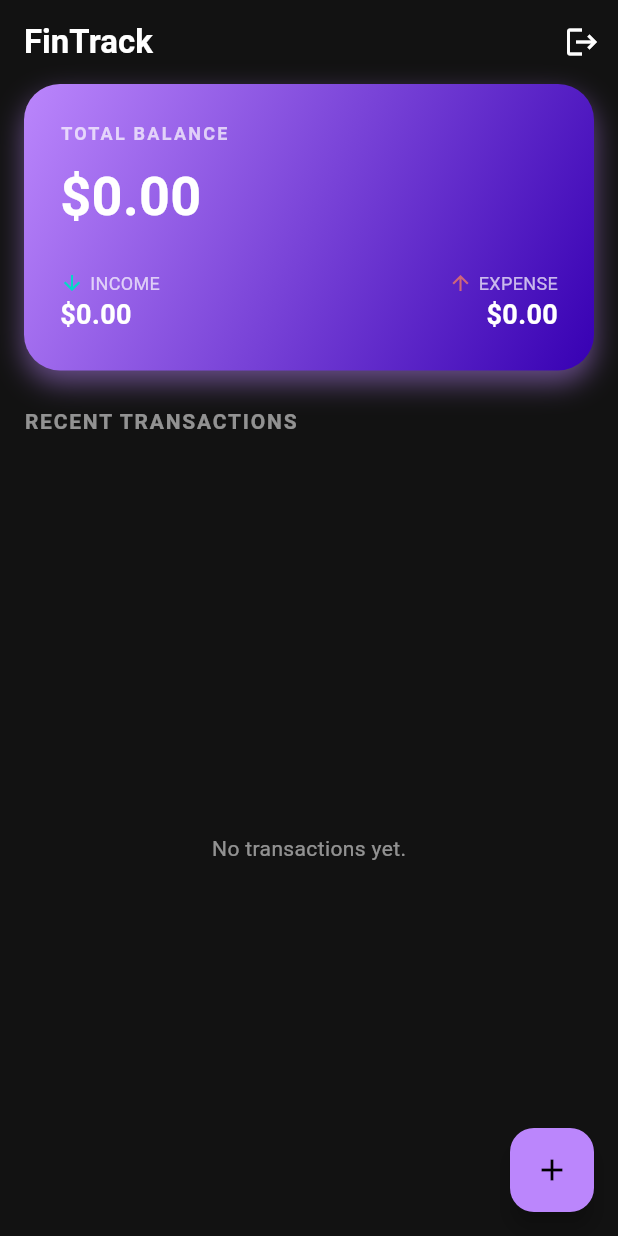
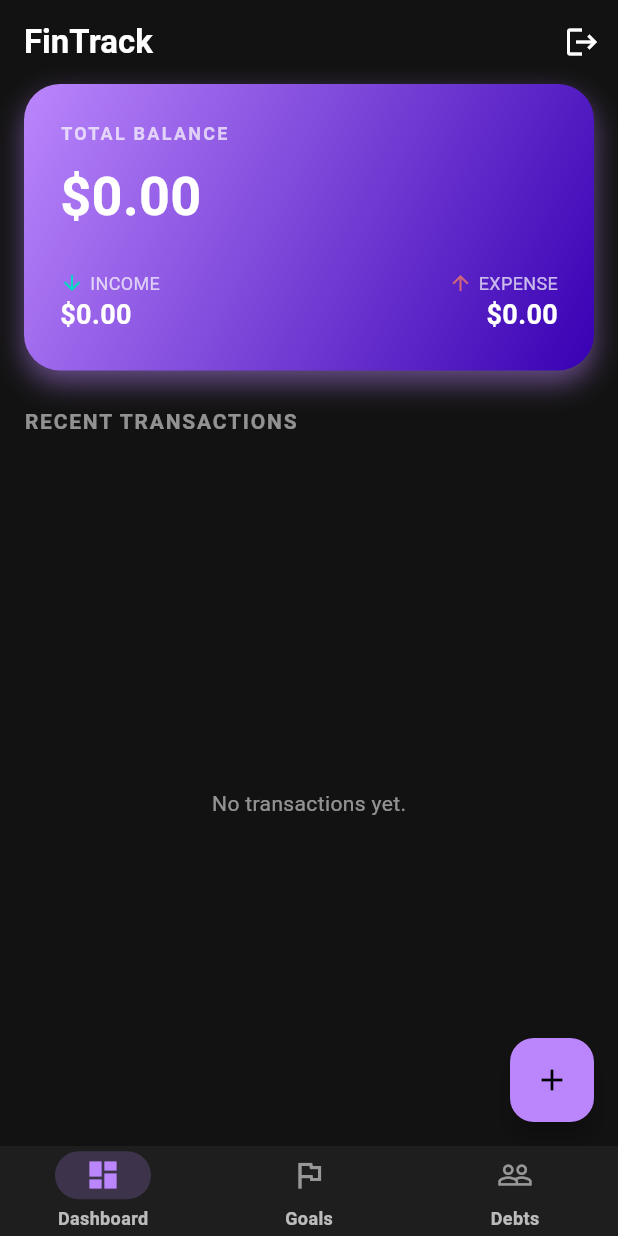
Before and after one commit to EdirithanthiriTharushaKawshalya/fin_track, a Flutter app: the screen it shows once a user with an empty profile is signed in, on a phone screen of 412 x 824 dp. Run offline on Flutter 3.47's test engine with Material 3 defaults, Android fonts, the phone set to English and light mode, and no system bars; our stand-ins replace cloud_firestore, firebase_auth, firebase_core, fl_chart, flutter_riverpod, google_fonts; accounts and stored records are empty; network calls fail.

Commit message:
feat: add goals functionality and UI

```diff
--- a/lib/features/auth/auth_gate.dart
+++ b/lib/features/auth/auth_gate.dart
@@ -1,6 +1,7 @@
 import 'package:firebase_auth/firebase_auth.dart';
 import 'package:flutter/material.dart';
-import '../dashboard/dashboard_screen.dart';
+import '../home_shell.dart'; // Import the shell
+// import '../dashboard/dashboard_screen.dart'; // Remove or comment this out
 import 'login_screen.dart';
 
 class AuthGate extends StatelessWidget {
@@ -20,7 +21,7 @@ class AuthGate extends StatelessWidget {
 
         // If we have a user, show the Dashboard
         if (snapshot.hasData) {
-          return const DashboardScreen();
+          return const HomeShell(); // Change this from DashboardScreen()
         }
 
         // Otherwise, show Login
--- /dev/null
+++ b/lib/features/home_shell.dart
@@ -0,0 +1,68 @@
+import 'package:flutter/material.dart';
+import 'dashboard/dashboard_screen.dart';
+import 'goals/goals_screen.dart';
+
+class HomeShell extends StatefulWidget {
+  const HomeShell({super.key});
+
+  @override
+  State<HomeShell> createState() => _HomeShellState();
+}
+
+class _HomeShellState extends State<HomeShell> {
+  int _selectedIndex = 0;
+
+  // List of screens to switch between
+  final List<Widget> _screens = [
+    const DashboardScreen(),
+    const GoalsScreen(),
+    const Scaffold(
+      body: Center(
+        child: Text("Debts Coming Soon", style: TextStyle(color: Colors.white)),
+      ),
+    ),
+  ];
+
+  @override
+  Widget build(BuildContext context) {
+    return Scaffold(
+      body: _screens[_selectedIndex],
+      bottomNavigationBar: NavigationBarTheme(
+        data: NavigationBarThemeData(
+          indicatorColor: const Color(0xFFBB86FC).withOpacity(0.2),
+          labelTextStyle: MaterialStateProperty.all(
+            const TextStyle(
+              fontSize: 12,
+              fontWeight: FontWeight.bold,
+              color: Colors.white70,
+            ),
+          ),
+        ),
+        child: NavigationBar(
+          backgroundColor: const Color(0xFF1E1E1E),
+          height: 60,
+          selectedIndex: _selectedIndex,
+          onDestinationSelected: (index) =>
+              setState(() => _selectedIndex = index),
+          destinations: const [
+            NavigationDestination(
+              icon: Icon(Icons.dashboard_outlined, color: Colors.white54),
+              selectedIcon: Icon(Icons.dashboard, color: Color(0xFFBB86FC)),
+              label: 'Dashboard',
+            ),
+            NavigationDestination(
+              icon: Icon(Icons.flag_outlined, color: Colors.white54),
+              selectedIcon: Icon(Icons.flag, color: Color(0xFFBB86FC)),
+              label: 'Goals',
+            ),
+            NavigationDestination(
+              icon: Icon(Icons.people_outline, color: Colors.white54),
+              selectedIcon: Icon(Icons.people, color: Color(0xFFBB86FC)),
+              label: 'Debts',
+            ),
+          ],
+        ),
+      ),
+    );
+  }
+}
```
Also changed, not shown: lib/core/models/goal_model.dart (added, +41 -0 lines), lib/core/services/firestore_service.dart (+53 -0 lines), lib/features/dashboard/dashboard_screen.dart (+33 -6 lines), lib/features/dashboard/widgets/spending_chart.dart (added, +100 -0 lines), lib/features/goals/goals_screen.dart (added, +247 -0 lines).
